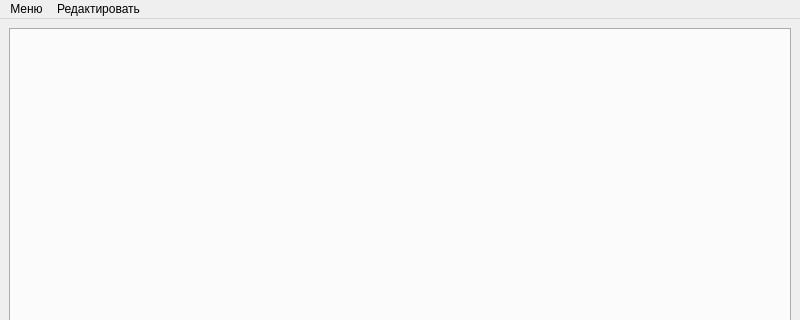
First picture: the form in mainwindow.ui, repository albert22o/VP5-release, before the edit; both pictures show x 0 to 800 and y 0 to 320 of the 800 by 600 pixel window.
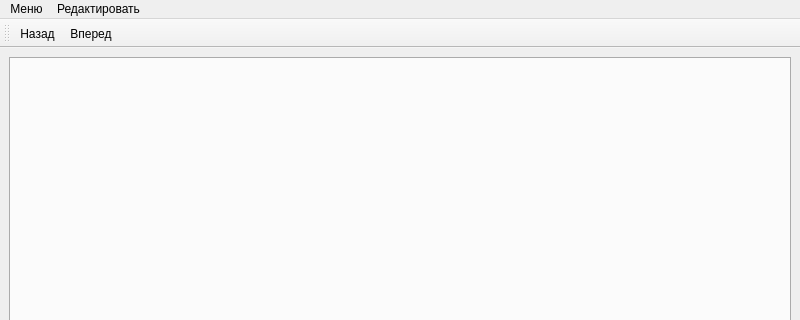
Second picture: the form after the edit. Icons and pictures are not drawn.

Commit message: Добавил функции назад и вперед и горячие клавиши

The edit to the form file:
```diff
--- a/mainwindow.ui
+++ b/mainwindow.ui
@@ -48,6 +48,19 @@
    <addaction name="menu_2"/>
   </widget>
   <widget class="QStatusBar" name="statusbar"/>
+  <widget class="QToolBar" name="toolBar">
+   <property name="windowTitle">
+    <string>toolBar</string>
+   </property>
+   <attribute name="toolBarArea">
+    <enum>TopToolBarArea</enum>
+   </attribute>
+   <attribute name="toolBarBreak">
+    <bool>false</bool>
+   </attribute>
+   <addaction name="undo"/>
+   <addaction name="redo"/>
+  </widget>
   <action name="newFile">
    <property name="icon">
     <iconset resource="resources.qrc">
@@ -86,6 +99,25 @@
   <action name="search">
    <property name="text">
     <string>Поиск и замена</string>
+   </property>
+   <property name="shortcut">
+    <string>Ctrl+F</string>
+   </property>
+  </action>
+  <action name="undo">
+   <property name="text">
+    <string>Назад</string>
+   </property>
+   <property name="shortcut">
+    <string>Ctrl+Z</string>
+   </property>
+  </action>
+  <action name="redo">
+   <property name="text">
+    <string>Вперед</string>
+   </property>
+   <property name="shortcut">
+    <string>Ctrl+Shift+Z</string>
    </property>
   </action>
  </widget>
```
Left out of the diff: 3 changed lines with no effect on the pictures. The commit also changes 2 other files.
